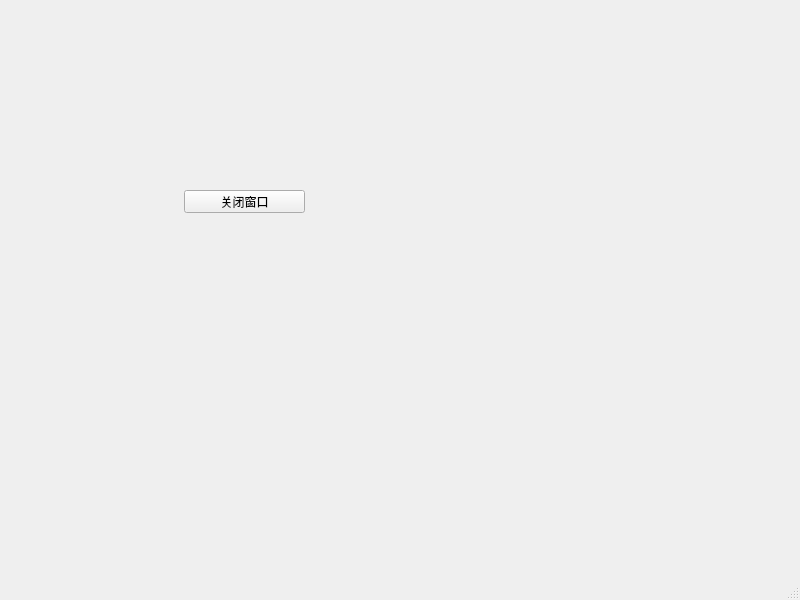
Before: the Qt Designer form 1_PyQt5/PyQt5开发与实战/UI_MainWinSignalSlot.ui in ShunJie-code/PyQt5_ControlEngineering, drawn with Qt 5.
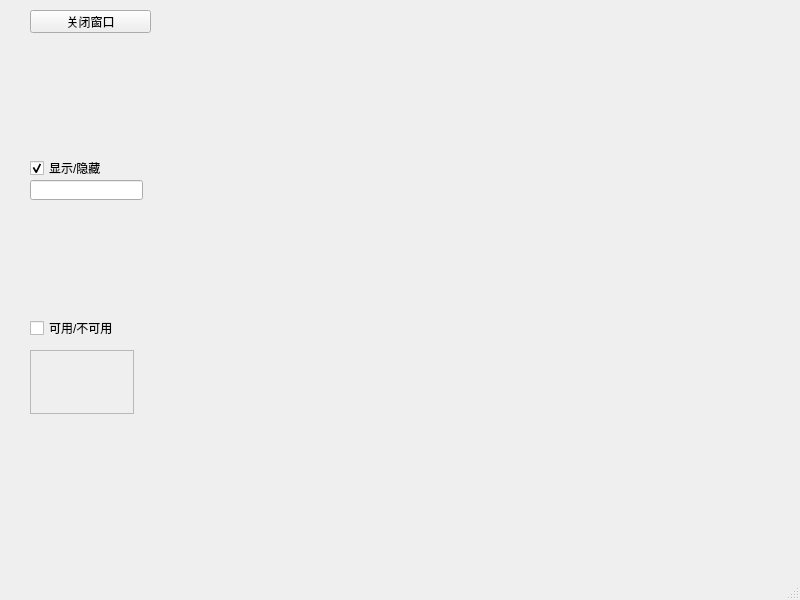
After: the same form once the commit is applied.

```diff
--- a/1_PyQt5/PyQt5开发与实战/UI_MainWinSignalSlot.ui
+++ b/1_PyQt5/PyQt5开发与实战/UI_MainWinSignalSlot.ui
@@ -17,8 +17,8 @@
    <widget class="QPushButton" name="pushButton">
     <property name="geometry">
      <rect>
-      <x>184</x>
-      <y>190</y>
+      <x>30</x>
+      <y>10</y>
       <width>121</width>
       <height>23</height>
      </rect>
@@ -27,6 +27,58 @@
      <string>关闭窗口</string>
     </property>
    </widget>
+   <widget class="QCheckBox" name="checkBox">
+    <property name="geometry">
+     <rect>
+      <x>30</x>
+      <y>160</y>
+      <width>131</width>
+      <height>16</height>
+     </rect>
+    </property>
+    <property name="text">
+     <string>显示/隐藏</string>
+    </property>
+    <property name="checked">
+     <bool>true</bool>
+    </property>
+   </widget>
+   <widget class="QCheckBox" name="checkBox_2">
+    <property name="geometry">
+     <rect>
+      <x>30</x>
+      <y>320</y>
+      <width>141</width>
+      <height>16</height>
+     </rect>
+    </property>
+    <property name="text">
+     <string>可用/不可用</string>
+    </property>
+   </widget>
+   <widget class="QLineEdit" name="lineEdit">
+    <property name="geometry">
+     <rect>
+      <x>30</x>
+      <y>180</y>
+      <width>113</width>
+      <height>20</height>
+     </rect>
+    </property>
+   </widget>
+   <widget class="QTextEdit" name="textEdit">
+    <property name="enabled">
+     <bool>false</bool>
+    </property>
+    <property name="geometry">
+     <rect>
+      <x>30</x>
+      <y>350</y>
+      <width>104</width>
+      <height>64</height>
+     </rect>
+    </property>
+   </widget>
   </widget>
   <widget class="QMenuBar" name="menubar">
    <property name="geometry">
```
Left out of the diff: 40 changed lines with no effect on the pictures.
